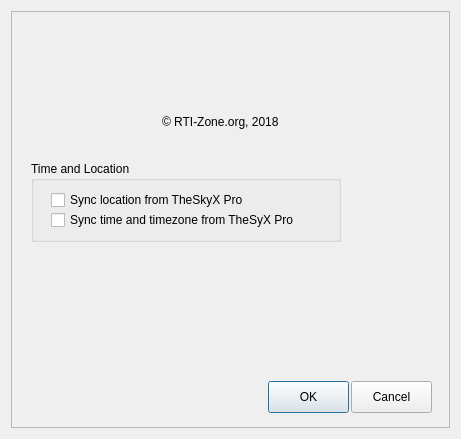
First picture: the form in ATCS.ui, repository rpineau/ATCS, before the edit.
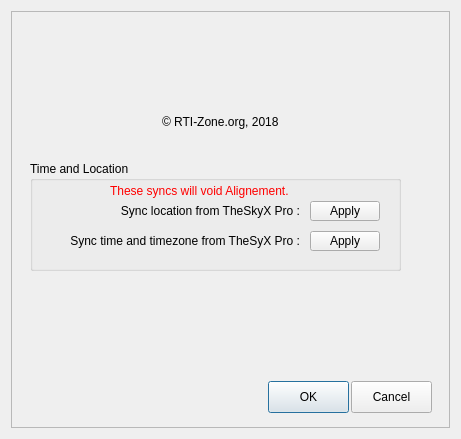
Second picture: the form after the edit. Icons and pictures are not drawn. Custom widgets are drawn as their Qt base class.

Commit message: Fix some ATCS init. Fix an issue with missing mutex lock. Fix UI.

Patch:
```diff
--- a/ATCS.ui
+++ b/ATCS.ui
@@ -119,39 +119,84 @@
      <widget class="QGroupBox" name="groupBox">
       <property name="geometry">
        <rect>
-        <x>20</x>
+        <x>19</x>
         <y>150</y>
-        <width>310</width>
-        <height>81</height>
+        <width>371</width>
+        <height>110</height>
        </rect>
       </property>
       <property name="title">
        <string>Time and Location</string>
       </property>
-      <widget class="QCheckBox" name="checkBox">
+      <widget class="QPushButton" name="pushButton">
        <property name="geometry">
         <rect>
-         <x>20</x>
+         <x>280</x>
+         <y>40</y>
+         <width>70</width>
+         <height>20</height>
+        </rect>
+       </property>
+       <property name="text">
+        <string>Apply</string>
+       </property>
+      </widget>
+      <widget class="QLabel" name="label">
+       <property name="geometry">
+        <rect>
+         <x>70</x>
          <y>30</y>
-         <width>270</width>
-         <height>18</height>
+         <width>200</width>
+         <height>40</height>
         </rect>
        </property>
        <property name="text">
-        <string>Sync location from TheSkyX Pro</string>
+        <string>Sync location from TheSkyX Pro :</string>
        </property>
+       <property name="alignment">
+        <set>Qt::AlignRight|Qt::AlignTrailing|Qt::AlignVCenter</set>
+       </property>
       </widget>
-      <widget class="QCheckBox" name="checkBox_2">
+      <widget class="QLabel" name="label_2">
        <property name="geometry">
         <rect>
-         <x>20</x>
-         <y>50</y>
-         <width>280</width>
-         <height>18</height>
+         <x>10</x>
+         <y>60</y>
+         <width>260</width>
+         <height>40</height>
         </rect>
        </property>
        <property name="text">
-        <string>Sync time and timezone from TheSyX Pro</string>
+        <string>Sync time and timezone from TheSyX Pro :</string>
+       </property>
+       <property name="alignment">
+        <set>Qt::AlignRight|Qt::AlignTrailing|Qt::AlignVCenter</set>
+       </property>
+      </widget>
+      <widget class="QPushButton" name="pushButton_2">
+       <property name="geometry">
+        <rect>
+         <x>280</x>
+         <y>70</y>
+         <width>70</width>
+         <height>20</height>
+        </rect>
+       </property>
+       <property name="text">
+        <string>Apply</string>
+       </property>
+      </widget>
+      <widget class="QLabel" name="label_3">
+       <property name="geometry">
+        <rect>
+         <x>80</x>
+         <y>20</y>
+         <width>220</width>
+         <height>20</height>
+        </rect>
+       </property>
+       <property name="text">
+        <string>&lt;html&gt;&lt;head/&gt;&lt;body&gt;&lt;p&gt;&lt;span style=&quot; color:#ff0000;&quot;&gt;These  syncs  will void Alignement.&lt;/span&gt;&lt;/p&gt;&lt;/body&gt;&lt;/html&gt;</string>
        </property>
       </widget>
      </widget>
```
The commit also changes 4 other files.
